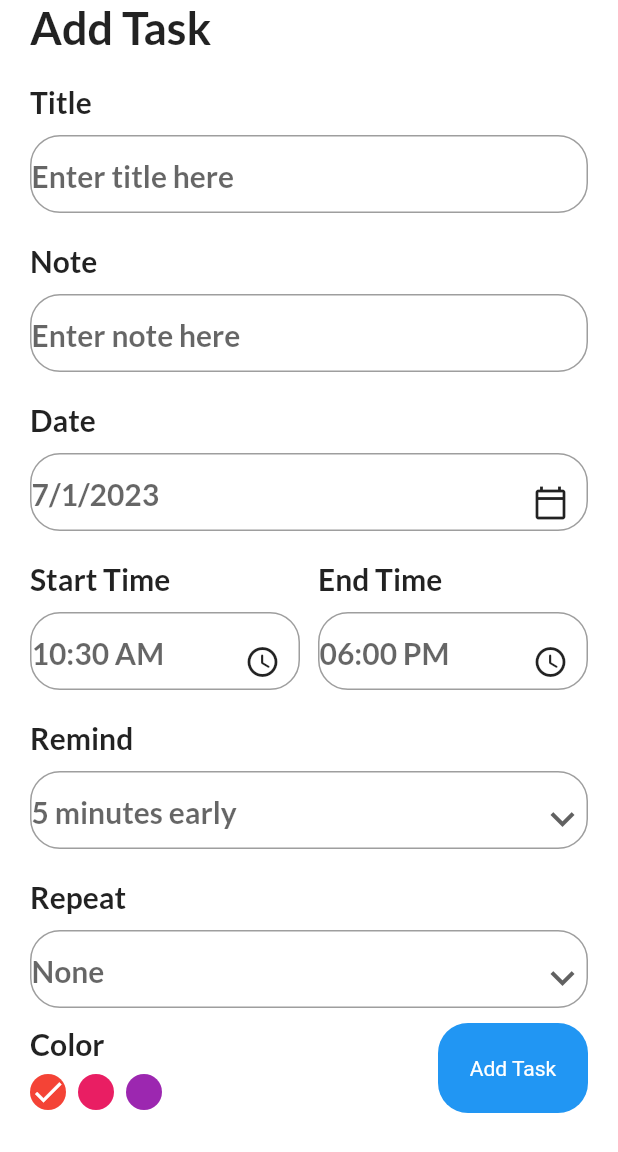
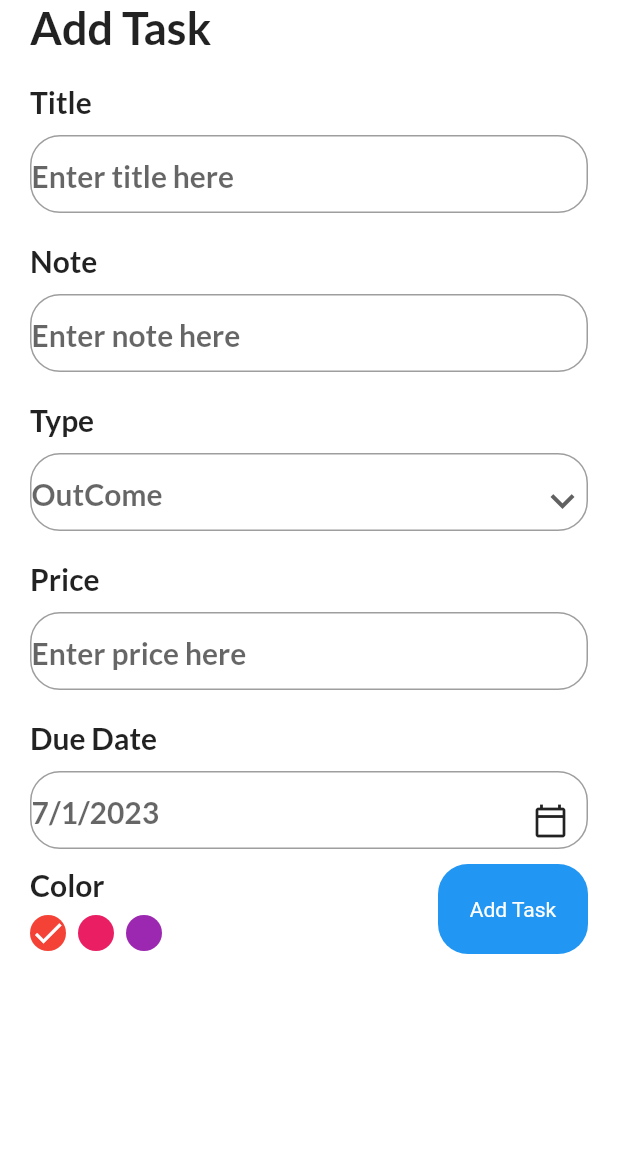
Before and after one commit to ClaytonStudent/flutter_to_do_app, a Flutter app: the screen it shows after launch, after a tap on "Add Task", on a phone screen of 412 x 824 dp, the part 84-1236 px from its top. Run offline on Flutter 3.47's test engine with Material 2 defaults, Android fonts, the phone set to English and light mode, and no system bars; our stand-ins replace date_picker_timeline, flutter_local_notifications, flutter_staggered_animations, get, get_storage, google_fonts and 2 more; accounts and stored records are empty.

Commit message:
Added price attribute and alter button

```diff
--- a/lib/controllers/task_controller.dart
+++ b/lib/controllers/task_controller.dart
@@ -38,4 +38,9 @@ class TaskController extends GetxController {
     await DBHelper.update(id);
     getTasks();
   }
+
+  void alterTable() async {
+    await DBHelper.alterTable();
+    getTasks();
+  }
 }
--- a/lib/db/db_helper.dart
+++ b/lib/db/db_helper.dart
@@ -6,6 +6,7 @@ import '../models/task.dart';
 class DBHelper {
   static Database? _db;
   static final int _version = 1;
+  static final int _newVersion = 2;
   static final String _tableName = 'tasks';
 
   static Future<void> initDB() async {
@@ -15,6 +16,7 @@ class DBHelper {
     try {
       // ignore: no_leading_underscores_for_local_identifiers
       String _path = await getDatabasesPath() + 'tasks.db';
+      print("Updating DB");
       _db = await openDatabase(_path, version: _version,
           onCreate: ((db, version) {
         debugPrint("Create DB");
@@ -69,4 +71,13 @@ class DBHelper {
           task.id
         ]);
   }
+
+  static Future<dynamic> alterTable() async {
+    print("Altering table Start");
+    var dbClient = await _db;
+    var count = await dbClient?.execute("ALTER TABLE tasks ADD "
+        "COLUMN price DOUBLE;");
+    print("Altering table Done");
+    return count;
+  }
 }
--- a/lib/models/task.dart
+++ b/lib/models/task.dart
@@ -9,6 +9,7 @@ class Task {
   int? color;
   int? remind;
   String? repeat;
+  double? price;
 
   Task({
     this.id,
@@ -21,6 +22,7 @@ class Task {
     this.color,
     this.remind,
     this.repeat,
+    this.price,
   });
 
   Task.fromJson(Map<String, dynamic> json) {
@@ -34,6 +36,7 @@ class Task {
     color = json['color'];
     remind = json['remind'];
     repeat = json['repeat'];
+    price = json['price'];
   }
 
   Map<String, dynamic> toJson() {
@@ -48,6 +51,7 @@ class Task {
     data['color'] = this.color;
     data['remind'] = this.remind;
     data['repeat'] = this.repeat;
+    data['price'] = this.price;
     return data;
   }
 }
--- a/lib/ui/add_task_bard.dart
+++ b/lib/ui/add_task_bard.dart
@@ -23,14 +23,16 @@ class _AddTaskPageState extends State<AddTaskPage> {
   final TaskController _taskController = Get.put(TaskController());
   TextEditingController _titleController = TextEditingController();
   TextEditingController _noteController = TextEditingController();
+  TextEditingController _priceController = TextEditingController();
   DateTime _selectedDate = DateTime.now();
   String _endTime = "06:00 PM";
   String _startTime = DateFormat("hh:mm a").format(DateTime.now()).toString();
   int _selectedRemind = 5;
   List<int> remindList = [5, 10, 15, 20, 25];
-  String _selectedRepeat = "None";
-  List<String> repeatList = ["None", "Daily", "Weekly", "Monthly", "Yearly"];
+  String _selectedRepeat = "OutCome";
+  List<String> repeatList = ["InCome", "OutCome"];
   int _selectedCoplor = 0;
+  double _selectedPrice = 0.0;
 
   @override
   void initState() {
@@ -38,12 +40,14 @@ class _AddTaskPageState extends State<AddTaskPage> {
     if (widget.task != null) {
       _titleController.text = widget.task!.title!;
       _noteController.text = widget.task!.note!;
+      _priceController.text = widget.task!.price.toString();
       _selectedDate = DateFormat.yMd().parse(widget.task!.date!);
       _startTime = widget.task!.startTime!;
       _endTime = widget.task!.endTime!;
       _selectedRemind = widget.task!.remind!;
       _selectedRepeat = widget.task!.repeat!;
       _selectedCoplor = widget.task!.color!;
+      _selectedPrice = widget.task!.price!;
     }
   }
 
@@ -51,29 +55,10 @@ class _AddTaskPageState extends State<AddTaskPage> {
   void dispose() {
     _titleController.dispose();
     _noteController.dispose();
+    _priceController.dispose();
     super.dispose();
   }
 
-/*
-  void _saveTask() {
-    String title = _titleController.text;
-    String description = _descriptionController.text;
-
-    if (widget.task != null) {
-      // Existing task object provided, update the task content
-      widget.task.title = title;
-      widget.task.description = description;
-      // Perform any additional operations for updating the existing task
-    } else {
-      // No task object provided, create a new task
-      Task newTask = Task(title: title, description: description);
-      // Perform any operations for creating a new task
-    }
-
-    // Navigate back to the previous page or perform any necessary actions
-    Navigator.pop(context);
-  }
-*/
   @override
   Widget build(BuildContext context) {
     return Scaffold(
@@ -101,7 +86,40 @@ class _AddTaskPageState extends State<AddTaskPage> {
                 controller: _noteController,
               ),
               MyInputField(
-                title: "Date",
+                title: "Type",
+                hint: "$_selectedRepeat",
+                widget: DropdownButton(
+                  icon: Icon(Icons.keyboard_arrow_down),
+                  iconSize: 32,
+                  elevation: 4,
+                  underline: Container(
+                    height: 0,
+                  ),
+                  onChanged: (String? value) {
+                    setState(() {
+                      _selectedRepeat = value!;
+                    });
+                  },
+                  items:
+                      repeatList.map<DropdownMenuItem<String>>((String value) {
+                    return DropdownMenuItem<String>(
+                      value: value,
+                      child: Text(
+                        value!,
+                      ),
+                    );
+                  }).toList(),
+                ),
+              ),
+              MyInputField(
+                title: "Price",
+                hint: "Enter price here",
+                controller: _priceController,
+
+                //keyboardType: TextInputType.numberWithOptions(decimal: true),
+              ),
+              MyInputField(
+                title: "Due Date",
                 hint: DateFormat.yMd().format(_selectedDate),
                 widget: IconButton(
                   icon: Icon(Icons.calendar_today_outlined),
@@ -110,7 +128,7 @@ class _AddTaskPageState extends State<AddTaskPage> {
                   },
                 ),
               ),
-              Row(
+              /* Row(
                 children: [
                   Expanded(
                     child: MyInputField(
@@ -141,6 +159,7 @@ class _AddTaskPageState extends State<AddTaskPage> {
                   ),
                 ],
               ),
+
               MyInputField(
                 title: "Remind",
                 hint: "$_selectedRemind minutes early",
@@ -166,32 +185,8 @@ class _AddTaskPageState extends State<AddTaskPage> {
                   }).toList(),
                 ),
               ),
-              MyInputField(
-                title: "Repeat",
-                hint: "$_selectedRepeat",
-                widget: DropdownButton(
-                  icon: Icon(Icons.keyboard_arrow_down),
-                  iconSize: 32,
-                  elevation: 4,
-                  underline: Container(
-                    height: 0,
-                  ),
-                  onChanged: (String? value) {
-                    setState(() {
-                      _selectedRepeat = value!;
-                    });
-                  },
-                  items:
-                      repeatList.map<DropdownMenuItem<String>>((String value) {
-                    return DropdownMenuItem<String>(
-                      value: value,
-                      child: Text(
-                        value!,
-                      ),
-                    );
-                  }).toList(),
-                ),
-              ),
+*/
+
               SizedBox(
                 height: 10,
               ),
@@ -262,6 +257,9 @@ class _AddTaskPageState extends State<AddTaskPage> {
       repeat: _selectedRepeat,
       color: _selectedCoplor,
       isCompleted: 0,
+      price: _priceController.text.isEmpty
+          ? 0.0
+          : double.parse(_priceController.text),
     ));
     debugPrint("My Create ID is: $value");
   }
@@ -277,13 +275,18 @@ class _AddTaskPageState extends State<AddTaskPage> {
       remind: _selectedRemind,
       repeat: _selectedRepeat,
       color: _selectedCoplor,
+      price: _priceController.text.isEmpty
+          ? 0.0
+          : double.parse(_priceController.text),
       isCompleted: 0,
     ));
     debugPrint("My Updateed ID is: $value");
   }
 
   _validateData() {
-    if (_titleController.text.isNotEmpty && _noteController.text.isNotEmpty) {
+    if (_titleController.text.isNotEmpty &&
+        _noteController.text.isNotEmpty &&
+        double.tryParse(_priceController.text) != null) {
       if (widget.task != null) {
         print("Updating Task");
         print(widget.task!.title);
@@ -296,6 +299,9 @@ class _AddTaskPageState extends State<AddTaskPage> {
         widget.task!.repeat = _selectedRepeat;
         widget.task!.color = _selectedCoplor;
         widget.task!.isCompleted = 0;
+        widget.task!.price = _priceController.text.isEmpty
+            ? 0.0
+            : double.parse(_priceController.text);
 
         print(widget.task!.title);
         _taskController.updateTask(task: widget.task);
@@ -305,7 +311,9 @@ class _AddTaskPageState extends State<AddTaskPage> {
       }
       _taskController.getTasks();
       Get.back();
-    } else if (_titleController.text.isEmpty || _noteController.text.isEmpty) {
+    } else if (_titleController.text.isEmpty ||
+        _noteController.text.isEmpty ||
+        double.tryParse(_priceController.text) == null) {
       Get.snackbar("Required", "All fields are required",
           snackPosition: SnackPosition.BOTTOM,
           backgroundColor: Colors.red,
--- a/lib/ui/home_page.dart
+++ b/lib/ui/home_page.dart
@@ -36,6 +36,13 @@ class _HomePageState extends State<HomePage> {
             height: 10,
           ),
           _showTasks(),
+          /*
+          MyButton(
+              label: "Alter Table",
+              onTap: () async {
+                _taskController.alterTable();
+              }),
+              */
         ],
       ),
     );
@@ -68,8 +75,10 @@ class _HomePageState extends State<HomePage> {
               MyButton(
                   label: "Add Task",
                   onTap: () async {
+                    print("Adding Task");
                     await Get.to(() => AddTaskPage());
                     _taskController.getTasks();
+                    print("Adding task Done");
                   }),
             ],
           ),
@@ -114,10 +123,6 @@ class _HomePageState extends State<HomePage> {
               "DB records: " + _taskController.taskList.length.toString());
           Task task = _taskController.taskList[index];
           print(task.toJson());
-          //print(task.date);
-
-          //print(DateFormat.yMd().format(DateTime.now()));
-
           if (task.date == DateFormat.yMd().format(_selectedDate)) {
             print("Find one daily task");
             print(task.title);
--- a/lib/ui/widgets/input_field.dart
+++ b/lib/ui/widgets/input_field.dart
@@ -37,6 +37,7 @@ class MyInputField extends StatelessWidget {
             child: Row(children: [
               Expanded(
                   child: TextFormField(
+                //keyboardType: TextInputType.numberWithOptions(decimal: true),
                 readOnly: widget == null ? false : true,
                 decoration: InputDecoration(
                   hintText: hint,
```
Also changed, not shown: 3 other files.
